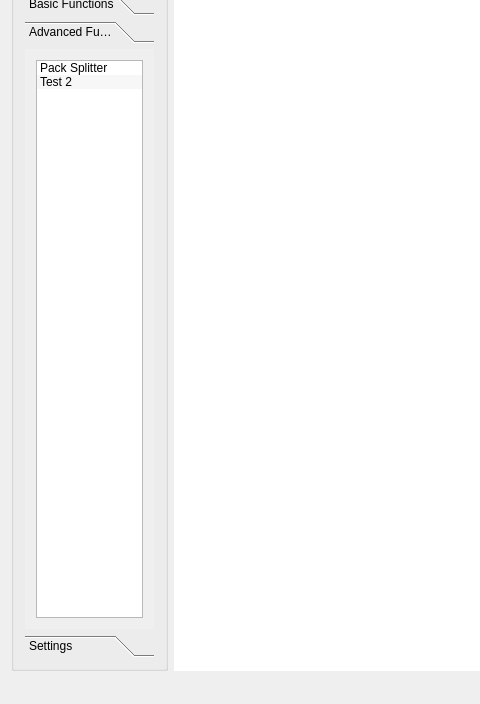
Old version of the form amber.ui in the repository Eve-ning/reamber; both pictures show x 0 to 480 and y 94 to 798 of the 1383 by 798 pixel window.
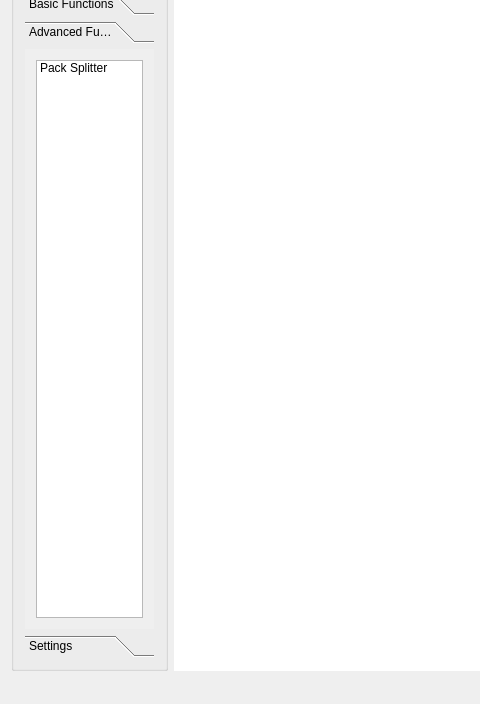
New version of the form. Icons and pictures are not drawn. Custom widgets are drawn as their Qt base class.

```diff
--- a/amber.ui
+++ b/amber.ui
@@ -148,11 +148,6 @@
                <string>Pack Splitter</string>
               </property>
              </item>
-             <item>
-              <property name="text">
-               <string>Test 2</string>
-              </property>
-             </item>
             </widget>
            </item>
           </layout>
```
